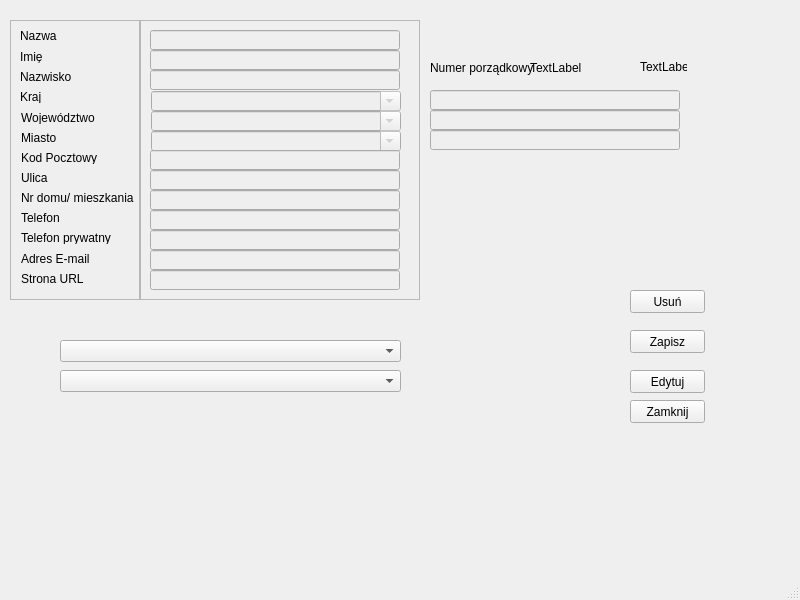
The window that Kontrahent/kontrahentshow.ui (Astropl/TestRamek) describes before a commit, drawn with Qt 5.
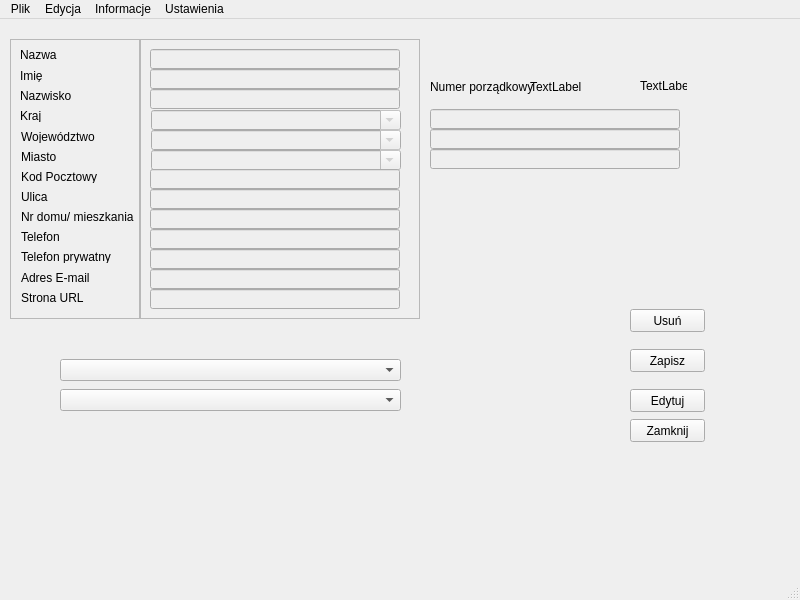
The same window after the commit.

Diff of the .ui file:
```diff
--- a/Kontrahent/kontrahentshow.ui
+++ b/Kontrahent/kontrahentshow.ui
@@ -673,6 +673,31 @@
      <height>21</height>
     </rect>
    </property>
+   <widget class="QMenu" name="menuPlik">
+    <property name="title">
+     <string>Plik</string>
+    </property>
+   </widget>
+   <widget class="QMenu" name="menuEdycja">
+    <property name="title">
+     <string>Edycja</string>
+    </property>
+   </widget>
+   <widget class="QMenu" name="menuInformacje">
+    <property name="title">
+     <string>Informacje</string>
+    </property>
+   </widget>
+   <widget class="QMenu" name="menuUstawienia">
+    <property name="title">
+     <string>Ustawienia</string>
+    </property>
+    <addaction name="actionOpcje"/>
+   </widget>
+   <addaction name="menuPlik"/>
+   <addaction name="menuEdycja"/>
+   <addaction name="menuInformacje"/>
+   <addaction name="menuUstawienia"/>
   </widget>
   <widget class="QStatusBar" name="statusbar"/>
  </widget>
```
Left out of the diff: 5 changed lines with no effect on the pictures.
